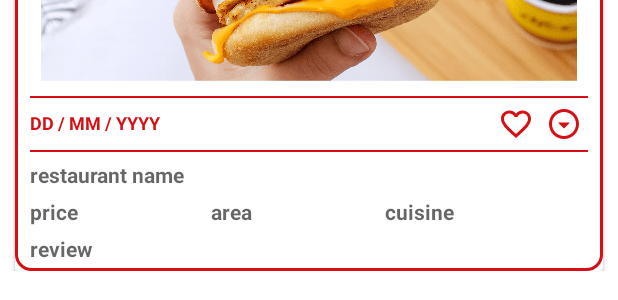
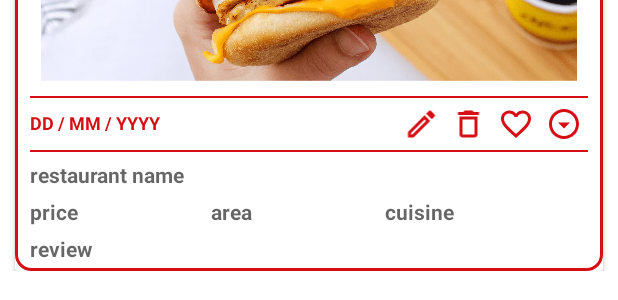
Before and after one commit to ChewonHan/BiteBook_new, an Android app: the layout home_card.xml on its own in the app's theme, with its tools: preview values and no code run, on a phone screen of 412 x 824 dp. Shown: the part 231-531 px from the top of the screen. Run offline under Robolectric (Android 15) with nearby library versions, the phone set to English and light mode, and no system bars.

```diff
--- a/app/src/main/java/com/example/bitebook_new/HomePage.java
+++ b/app/src/main/java/com/example/bitebook_new/HomePage.java
@@ -60,10 +60,6 @@ public class HomePage extends Fragment {
                 homeRecycler.setLayoutManager(layoutManager);
                 adapter = new HomeCardAdapter(context, entries);
                 homeRecycler.setAdapter(adapter);
-                // Set up the RecyclerView with the adapter
-//                RecyclerView entriesRecyclerView = findViewById(R.id.entriesRecyclerView);
-//                EntryAdapter entryAdapter = new EntryAdapter(entries);
-//                entriesRecyclerView.setAdapter(entryAdapter);
             }
 
             @Override
--- /dev/null
+++ b/app/src/main/res/drawable/delete_icon.xml
@@ -0,0 +1,5 @@
+<vector android:height="24dp" android:tint="@color/bacon"
+    android:viewportHeight="24" android:viewportWidth="24"
+    android:width="24dp" xmlns:android="http://schemas.android.com/apk/res/android">
+    <path android:fillColor="@android:color/white" android:pathData="M6,19c0,1.1 0.9,2 2,2h8c1.1,0 2,-0.9 2,-2L18,7L6,7v12zM8,9h8v10L8,19L8,9zM15.5,4l-1,-1h-5l-1,1L5,4v2h14L19,4z"/>
+</vector>
--- /dev/null
+++ b/app/src/main/res/drawable/edit_icon.xml
@@ -0,0 +1,5 @@
+<vector android:height="24dp" android:tint="@color/bacon"
+    android:viewportHeight="24" android:viewportWidth="24"
+    android:width="24dp" xmlns:android="http://schemas.android.com/apk/res/android">
+    <path android:fillColor="@android:color/white" android:pathData="M14.06,9.02l0.92,0.92L5.92,19L5,19v-0.92l9.06,-9.06M17.66,3c-0.25,0 -0.51,0.1 -0.7,0.29l-1.83,1.83 3.75,3.75 1.83,-1.83c0.39,-0.39 0.39,-1.02 0,-1.41l-2.34,-2.34c-0.2,-0.2 -0.45,-0.29 -0.71,-0.29zM14.06,6.19L3,17.25L3,21h3.75L17.81,9.94l-3.75,-3.75z"/>
+</vector>
--- a/app/src/main/res/layout/home_card.xml
+++ b/app/src/main/res/layout/home_card.xml
@@ -35,6 +35,7 @@
                     android:layout_height="wrap_content"
                     android:layout_marginHorizontal="12dp"
                     android:layout_marginTop="7dp"
+                    android:layout_marginBottom="5dp"
                     android:layout_weight="1"
                     android:text="Food Name"
                     android:textColor="@color/bacon"
@@ -116,7 +117,7 @@
                     android:id="@+id/date"
                     android:layout_width="0dp"
                     android:layout_height="wrap_content"
-                    android:layout_weight="20"
+                    android:layout_weight="16"
                     android:layout_marginLeft="10dp"
                     android:layout_marginTop="8dp"
                     android:layout_marginBottom="5dp"
@@ -125,6 +126,22 @@
                     android:textStyle="bold"
                     android:textColor="@color/bacon"
                     android:textSize="12dp" />
+
+                <ImageView
+                    android:id="@+id/editIcon"
+                    android:layout_width="wrap_content"
+                    android:layout_height="wrap_content"
+                    android:layout_weight="0.5"
+                    android:layout_marginVertical="5dp"
+                    android:src="@drawable/edit_icon" />
+
+                <ImageView
+                    android:id="@+id/deleteIcon"
+                    android:layout_width="wrap_content"
+                    android:layout_height="wrap_content"
+                    android:layout_weight="0.5"
+                    android:layout_marginVertical="5dp"
+                    android:src="@drawable/delete_icon" />
 
                 <ImageView
                     android:id="@+id/favIcon"
@@ -142,6 +159,7 @@
                     android:layout_marginRight="10dp"
                     android:layout_marginVertical="5dp"
                     android:src="@drawable/more_icon" />
+
             </LinearLayout>
 
             <View
```
Also changed, not shown: app/src/main/java/com/example/bitebook_new/EditPage.java (added, +28 -0 lines), app/src/main/java/com/example/bitebook_new/HomeCardAdapter.java (+27 -2 lines), app/src/main/java/com/example/bitebook_new/MainActivity.java (+43 -2 lines), app/src/main/java/com/example/bitebook_new/TODO_list.java (+8 -1 lines), app/src/main/res/layout/fragment_edit_page.xml (added, +163 -0 lines).
